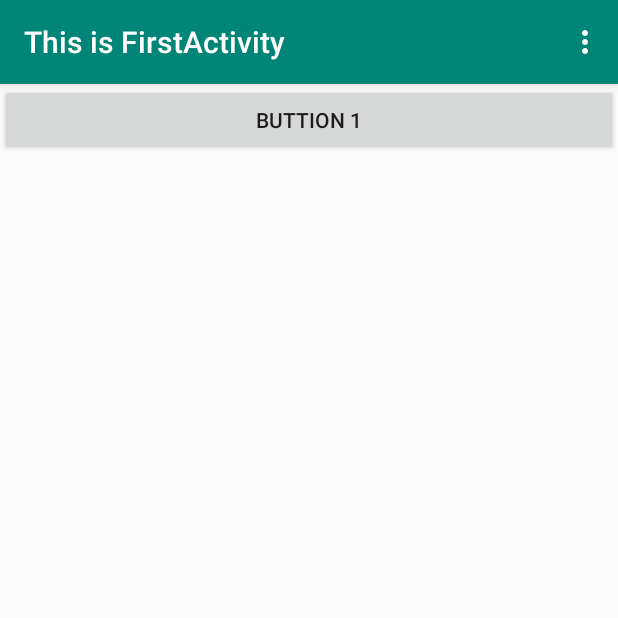
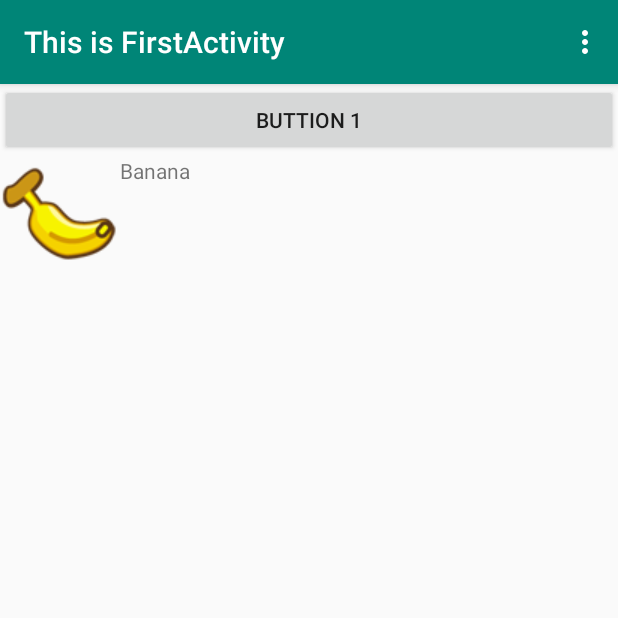
Before and after one commit to whr4935/apue, an Android app: the screen it shows after launch (FirstActivity), on a phone screen of 412 x 824 dp, the top half of it. Run offline under Robolectric (Android 15) with nearby library versions, the phone set to English and light mode, and no system bars.

Commit message:
add vlc-bench

```diff
--- a/android_apk/activityTest/app/build.gradle
+++ b/android_apk/activityTest/app/build.gradle
@@ -25,4 +25,5 @@ dependencies {
     testImplementation 'junit:junit:4.12'
     androidTestImplementation 'androidx.test.ext:junit:1.1.0'
     androidTestImplementation 'androidx.test.espresso:espresso-core:3.1.1'
+    implementation 'androidx.recyclerview:recyclerview:1.0.0'
 }
--- a/android_apk/activityTest/app/src/main/java/com/ctc/test/activitytest/FirstActivity.java
+++ b/android_apk/activityTest/app/src/main/java/com/ctc/test/activitytest/FirstActivity.java
@@ -1,6 +1,8 @@
 package com.ctc.test.activitytest;
 
 import androidx.appcompat.app.AppCompatActivity;
+import androidx.recyclerview.widget.LinearLayoutManager;
+import androidx.recyclerview.widget.RecyclerView;
 
 import android.content.Intent;
 import android.net.Uri;
@@ -9,11 +11,17 @@ import android.view.Menu;
 import android.view.MenuItem;
 import android.view.View;
 import android.widget.Button;
+import android.widget.LinearLayout;
+import android.widget.ListView;
 import android.widget.Toast;
+
+import java.util.ArrayList;
+import java.util.List;
 
 public class FirstActivity extends AppCompatActivity {
 
-    @Override
+    private List<Fruit> fruitList = new ArrayList<>();
+
     protected void onCreate(Bundle savedInstanceState) {
         super.onCreate(savedInstanceState);
         setContentView(R.layout.first_layout);
@@ -36,6 +44,36 @@ public class FirstActivity extends AppCompatActivity {
                 startActivity(intent2);
             }
         });
+
+        initFruits();
+        RecyclerView recyclerView = (RecyclerView)findViewById(R.id.recycle_view);
+        LinearLayoutManager layoutManager = new LinearLayoutManager(this);
+        recyclerView.setLayoutManager(layoutManager);
+        FruitAdapter adapter = new FruitAdapter(fruitList);
+        recyclerView.setAdapter(adapter);
+    }
+
+    private void initFruits() {
+        for (int i = 0; i < 2; ++i) {
+            Fruit banana = new Fruit("Banana", R.drawable.banana_pic);
+            fruitList.add(banana);
+            Fruit orange = new Fruit("Orange", R.drawable.orange_pic);
+            fruitList.add(orange);
+            Fruit watermelon = new Fruit("Watermelon", R.drawable.watermelon_pic);
+            fruitList.add(watermelon);
+            Fruit pear = new Fruit("Pear", R.drawable.pear_pic);
+            fruitList.add(pear);
+            Fruit grape = new Fruit("Grape", R.drawable.grape_pic);
+            fruitList.add(grape);
+            Fruit pineapple = new Fruit("Pineapple", R.drawable.pineapple_pic);
+            fruitList.add(pineapple);
+            Fruit strawberry = new Fruit("Strawberry", R.drawable.strawberry_pic);
+            fruitList.add(strawberry);
+            Fruit cherry = new Fruit("Cherry", R.drawable.cherry_pic);
+            fruitList.add(cherry);
+            Fruit mango = new Fruit("Mango", R.drawable.mango_pic);
+            fruitList.add(mango);
+        }
     }
 
     @Override
--- /dev/null
+++ b/android_apk/activityTest/app/src/main/java/com/ctc/test/activitytest/Fruit.java
@@ -0,0 +1,19 @@
+package com.ctc.test.activitytest;
+
+public class Fruit {
+    private String name;
+    private int imageId;
+
+    public Fruit(String name, int imageId) {
+        this.name = name;
+        this.imageId = imageId;
+    }
+
+    public String getName() {
+        return name;
+    }
+
+    public int getImageId() {
+        return imageId;
+    }
+}
--- /dev/null
+++ b/android_apk/activityTest/app/src/main/java/com/ctc/test/activitytest/FruitAdapter.java
@@ -0,0 +1,56 @@
+package com.ctc.test.activitytest;
+
+import android.content.Context;
+import android.view.LayoutInflater;
+import android.view.View;
+import android.view.ViewGroup;
+import android.widget.ArrayAdapter;
+import android.widget.ImageView;
+import android.widget.TextView;
+
+import org.w3c.dom.Text;
+
+import java.util.List;
+
+import androidx.annotation.NonNull;
+import androidx.annotation.Nullable;
+import androidx.recyclerview.widget.RecyclerView;
+
+public class FruitAdapter extends RecyclerView.Adapter<FruitAdapter.ViewHolder> {
+    private List<Fruit> mFruitList;
+
+    static class ViewHolder extends RecyclerView.ViewHolder {
+        ImageView fruiteImage;
+        TextView fruitname;
+
+        public ViewHolder(View view) {
+            super(view);
+            fruiteImage = (ImageView) view.findViewById(R.id.fruit_image);
+            fruitname = (TextView) view.findViewById(R.id.fruit_name);
+        }
+    }
+
+    public FruitAdapter(List<Fruit> fruitList) {
+        mFruitList = fruitList;
+    }
+
+    @NonNull
+    @Override
+    public ViewHolder onCreateViewHolder(@NonNull ViewGroup parent, int viewType) {
+        View view = LayoutInflater.from(parent.getContext()).inflate(R.layout.fruit_item, parent, false);
+        ViewHolder holder = new ViewHolder(view);
+        return holder;
+    }
+
+    @Override
+    public void onBindViewHolder(@NonNull ViewHolder holder, int position) {
+        Fruit fruit = mFruitList.get(position);
+        holder.fruiteImage.setImageResource(fruit.getImageId());
+        holder.fruitname.setText(fruit.getName());
+    }
+
+    @Override
+    public int getItemCount() {
+        return mFruitList.size();
+    }
+}
--- a/android_apk/activityTest/app/src/main/res/layout/first_layout.xml
+++ b/android_apk/activityTest/app/src/main/res/layout/first_layout.xml
@@ -9,4 +9,14 @@
         android:layout_height="wrap_content"
         android:text="Buttion 1"/>
 
+    <view class="androidx.recyclerview.widget.RecyclerView"
+        android:id="@+id/recycle_view"
+        android:layout_width="match_parent"
+        android:layout_height="match_parent" />
+
+<!--        <ListView-->
+<!--            android:id="@+id/list_view"-->
+<!--            android:layout_width="match_parent"-->
+<!--            android:layout_height="match_parent"/>-->
+
 </LinearLayout>
--- /dev/null
+++ b/android_apk/activityTest/app/src/main/res/layout/fruit_item.xml
@@ -0,0 +1,19 @@
+<?xml version="1.0" encoding="utf-8"?>
+<LinearLayout xmlns:android="http://schemas.android.com/apk/res/android"
+    android:layout_width="match_parent"
+    android:layout_height="match_parent">
+
+    <ImageView
+        android:id="@+id/fruit_image"
+        android:layout_width="wrap_content"
+        android:layout_height="wrap_content"
+        android:layout_gravity="center_horizontal"
+        />
+
+    <TextView
+        android:id="@+id/fruit_name"
+        android:layout_width="wrap_content"
+        android:layout_height="wrap_content"
+        android:layout_gravity="left"
+        android:layout_marginTop="10dp"/>
+</LinearLayout>
```
Also changed, not shown: android_apk/activityTest/app/src/main/res/drawable/apple_pic.png (added), android_apk/activityTest/app/src/main/res/drawable/banana_pic.png (added), android_apk/activityTest/app/src/main/res/drawable/cherry_pic.png (added), android_apk/activityTest/app/src/main/res/drawable/grape_pic.png (added), android_apk/activityTest/app/src/main/res/drawable/mango_pic.png (added), android_apk/activityTest/app/src/main/res/drawable/orange_pic.png (added), android_apk/activityTest/app/src/main/res/drawable/pear_pic.png (added), android_apk/activityTest/app/src/main/res/drawable/pineapple_pic.png (added), android_apk/activityTest/app/src/main/res/drawable/strawberry_pic.png (added), android_apk/activityTest/app/src/main/res/drawable/watermelon_pic.png (added).
